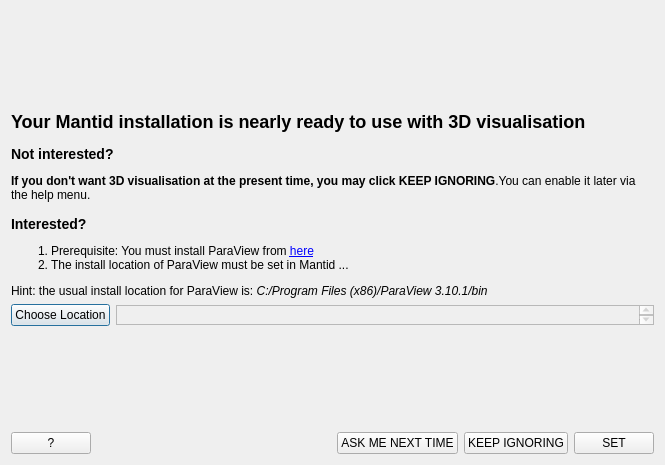
mantidproject/mantid, file Code/Mantid/MantidPlot/src/Mantid/SetUpParaview.ui: the form before one commit.
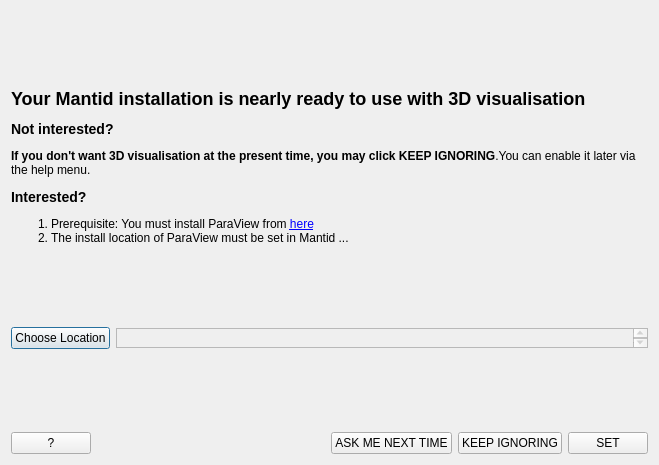
The form after the commit. Icons and pictures are not drawn.

Commit message: refs #6936. Made compatible with new and old PV.

```diff
--- a/Code/Mantid/MantidPlot/src/Mantid/SetUpParaview.ui
+++ b/Code/Mantid/MantidPlot/src/Mantid/SetUpParaview.ui
@@ -6,7 +6,7 @@
    <rect>
     <x>0</x>
     <y>0</y>
-    <width>665</width>
+    <width>659</width>
     <height>465</height>
    </rect>
   </property>
@@ -58,16 +58,7 @@
    <item>
     <widget class="QLabel" name="lbl_instructions">
      <property name="text">
-      <string>&lt;h2&gt;Your Mantid installation is nearly ready to use with 3D visualisation&lt;/h2&gt;
-&lt;h3&gt;Not interested?&lt;/h3&gt;
-&lt;p&gt;&lt;b&gt;If you don't want 3D visualisation at the present time, you may click KEEP IGNORING&lt;/b&gt;.You can enable it later via the help menu.&lt;/p&gt;
-&lt;h3&gt;Interested?&lt;/h3&gt;
-&lt;ol&gt;
-&lt;li&gt; Prerequisite: You must install ParaView from &lt;a 
-href=&quot;http://download.mantidproject.org/VatesDownload.psp&quot;&gt;here&lt;/a&gt;&lt;/li&gt;
-&lt;li&gt;The install location of ParaView must be set in Mantid ...&lt;/li&gt;
-&lt;/ol&gt;
-&lt;p&gt;Hint: the usual install location for ParaView is: &lt;i&gt;C:/Program Files (x86)/ParaView 3.10.1/bin&lt;/i&gt;&lt;/p&gt;</string>
+      <string>&lt;html&gt;&lt;head/&gt;&lt;body&gt;&lt;p&gt;&lt;span style=&quot; font-size:x-large; font-weight:600;&quot;&gt;Your Mantid installation is nearly ready to use with 3D visualisation&lt;/span&gt;&lt;/p&gt;&lt;p&gt;&lt;span style=&quot; font-size:large; font-weight:600;&quot;&gt;Not interested?&lt;/span&gt;&lt;/p&gt;&lt;p&gt;&lt;span style=&quot; font-weight:600;&quot;&gt;If you don't want 3D visualisation at the present time, you may click KEEP IGNORING&lt;/span&gt;.You can enable it later via the help menu.&lt;/p&gt;&lt;p&gt;&lt;span style=&quot; font-size:large; font-weight:600;&quot;&gt;Interested?&lt;/span&gt;&lt;/p&gt;&lt;ol style=&quot;margin-top: 0px; margin-bottom: 0px; margin-left: 0px; margin-right: 0px; -qt-list-indent: 1;&quot;&gt;&lt;li style=&quot; margin-top:12px; margin-bottom:0px; margin-left:0px; margin-right:0px; -qt-block-indent:0; text-indent:0px;&quot;&gt;Prerequisite: You must install ParaView from &lt;a href=&quot;http://download.mantidproject.org/VatesDownload.psp&quot;&gt;&lt;span style=&quot; text-decoration: underline; color:#0000ff;&quot;&gt;here&lt;/span&gt;&lt;/a&gt;&lt;/li&gt;&lt;li style=&quot; margin-top:0px; margin-bottom:12px; margin-left:0px; margin-right:0px; -qt-block-indent:0; text-indent:0px;&quot;&gt;The install location of ParaView must be set in Mantid ...&lt;/li&gt;&lt;/ol&gt;&lt;/body&gt;&lt;/html&gt;</string>
      </property>
      <property name="wordWrap">
       <bool>true</bool>
@@ -77,6 +68,13 @@
      </property>
     </widget>
    </item>
+   <item>
+    <widget class="QLabel" name="lblHint">
+     <property name="text">
+      <string/>
+     </property>
+    </widget>
+   </item>
    <item>
     <layout class="QHBoxLayout" name="layoutChoose">
      <item>
```
The commit also changes 1 other file.
